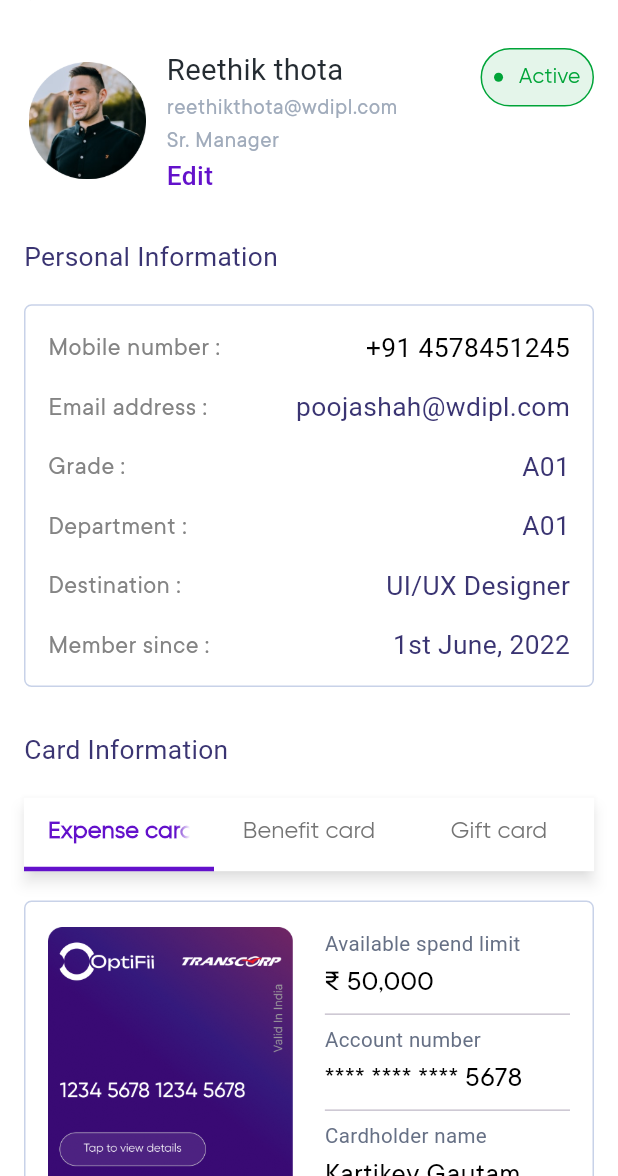
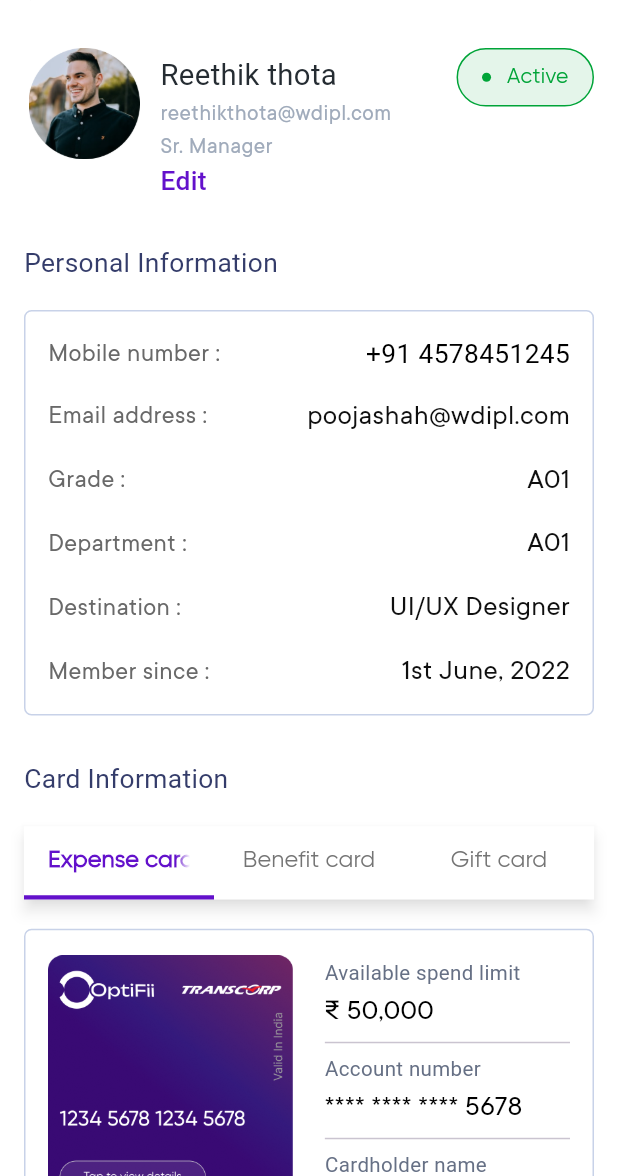
Before and after one commit to kishan06/Optify-Corporate, a Flutter app: the EmployeeDetails screen opened by its route, after a tap on "View details", on a phone screen of 412 x 824 dp, the part 60-1236 px from its top. Run offline on Flutter 3.47's test engine with Material 3 defaults, Android fonts, the phone set to English and light mode, and no system bars; our stand-ins replace accordion, dio, dotted_line, dropdown_button2, file_picker, flutter_screenutil and 13 more; missing offline and left inert: dart:ffi, mat_month_picker_dialog, remove_emoji_input_formatter; accounts and stored records are empty; Roboto replaces fonts that are missing (Gilroy-Medium, Gilroy-SemiBold, TT Commons).

Commit message:
16,17,18,20,21,22,23,24,25 resolve bugs

```diff
--- a/lib/MainScreen/EmployeeTab/EmployeeDetails.dart
+++ b/lib/MainScreen/EmployeeTab/EmployeeDetails.dart
@@ -477,7 +477,7 @@ class _PopupMenuExampleState extends State<PopupMenuExample> {
   }
 }
 
-class EmployeeListDetails extends StatelessWidget {
+class EmployeeListDetails extends StatefulWidget {
   final String tite1;
   final String tite2;
   final String tite3;
@@ -503,8 +503,24 @@ class EmployeeListDetails extends StatelessWidget {
   });
 
   @override
+  State<EmployeeListDetails> createState() => _EmployeeListDetailsState();
+}
+
+class _EmployeeListDetailsState extends State<EmployeeListDetails> {
+
+bool isExpanded = false;
+
+
+
+
+  @override
   Widget build(BuildContext context) {
     return GFAccordion(
+      onToggleCollapsed: (collapsed) {
+        setState(() {
+          isExpanded = !collapsed;
+        });
+      },
       contentChild: Column(
         crossAxisAlignment: CrossAxisAlignment.start,
         children: [
@@ -513,26 +529,26 @@ class EmployeeListDetails extends StatelessWidget {
               Column(
                 crossAxisAlignment: CrossAxisAlignment.start,
                 children: [
-                  text16w400c585858(tite1),
+                  text16w400c585858(widget.tite1),
                   sizedBoxHeight(10),
-                  text16w400c585858(tite2),
+                  text16w400c585858(widget.tite2),
                   sizedBoxHeight(10),
-                  text16w400c585858(tite3),
+                  text16w400c585858(widget.tite3),
                   sizedBoxHeight(10),
-                  text16w400c585858(tite4),
+                  text16w400c585858(widget.tite4),
                 ],
               ),
               const SizedBox(width: 30),
               Column(
                 crossAxisAlignment: CrossAxisAlignment.start,
                 children: [
-                  text16w400cblack(subtitle1),
+                  text16w400cblack(widget.subtitle1),
                   sizedBoxHeight(10),
-                  text16w400cblack(subtitle2),
+                  text16w400cblack(widget.subtitle2),
                   sizedBoxHeight(10),
-                  text16w400cblack(subtitle3),
+                  text16w400cblack(widget.subtitle3),
                   sizedBoxHeight(10),
-                  text16w400cblack(subtitle4),
+                  text16w400cblack(widget.subtitle4),
                 ],
               ),
             ],
@@ -544,10 +560,15 @@ class EmployeeListDetails extends StatelessWidget {
         children: [
           Row(
             children: [
-              const CircleAvatar(
-                minRadius: 10,
-                backgroundColor: Color.fromRGBO(98, 17, 203, 0.178),
-                child: Icon(Icons.arrow_drop_down),
+              SizedBox(
+                height: 21.h,
+                width: 21.w,
+                child: Image.asset(
+                  isExpanded ?
+                  'assets/images/png/arrow_down.png'
+                  : 'assets/images/png/arrow_up.png' ,
+
+                ),
               ),
               sizedBoxWidth(10),
               Image.asset(
@@ -559,12 +580,12 @@ class EmployeeListDetails extends StatelessWidget {
                 crossAxisAlignment: CrossAxisAlignment.start,
                 children: [
                   Text(
-                    header,
+                    widget.header,
                     style: const TextStyle(
                         fontSize: 18, fontWeight: FontWeight.w600),
                   ),
                   Text(
-                    mail,
+                    widget.mail,
                     style: const TextStyle(
                         fontSize: 15, fontWeight: FontWeight.w400),
                   ),
@@ -587,7 +608,7 @@ class EmployeeListDetails extends StatelessWidget {
       contentBackgroundColor: const Color.fromRGBO(99, 17, 203, 0.04),
       titleBorderRadius: BorderRadius.circular(0),
       titlePadding: const EdgeInsets.all(10.0),
-      contentPadding: const EdgeInsets.all(10.0),
+      contentPadding: const EdgeInsets.only(top: 8,left: 40,bottom: 8,right: 8),
       showAccordion: false,
       margin: const EdgeInsets.all(0),
     );
--- a/lib/MainScreen/EmployeeTab/EmployeeView.dart
+++ b/lib/MainScreen/EmployeeTab/EmployeeView.dart
@@ -1,5 +1,6 @@
 import 'package:Optifii_Corporate/MainScreen/EmployeeTab/PullBackFund.dart';
 import 'package:Optifii_Corporate/Utils/CommonWidgets/CommonTabBar.dart';
+import 'package:Optifii_Corporate/Utils/CommonWidgets/CustomButtomWithLeftIcon.dart';
 import 'package:Optifii_Corporate/Utils/CommonWidgets/Custombutton.dart';
 import 'package:Optifii_Corporate/Utils/CommonWidgets/Text.dart';
 import 'package:Optifii_Corporate/Utils/CommonWidgets/sized_box.dart';
@@ -77,16 +78,18 @@ class _EmployeeViewState extends State<EmployeeView> {
                 mainAxisAlignment: MainAxisAlignment.spaceBetween,
                 children: [
                   Row(
+                    crossAxisAlignment: CrossAxisAlignment.start,
                     children: [
                       Image.asset(
                         'assets/images/png/Avatar.png',
-                        width: 80.w,
-                        height: 80.h,
+                        width: 76.w,
+                        height: 76.h,
                       ),
                       sizedBoxWidth(10.w),
                       Column(
                         crossAxisAlignment: CrossAxisAlignment.start,
                         children: [
+                         sizedBoxHeight(4.h),
                           text20w400c252C32('Reethik thota'),
                           text16w400cA0ABBB('reethikthota@wdipl.com'),
                           text16w400cA0ABBB('Sr. Manager'),
@@ -97,7 +100,7 @@ class _EmployeeViewState extends State<EmployeeView> {
                   ),
                   Container(
                     height: 40.h,
-                    padding: const EdgeInsets.all(8),
+                    padding:  EdgeInsets.symmetric(horizontal: 16,vertical: 4),
                     decoration: BoxDecoration(
                       color: const Color.fromARGB(27, 0, 164, 55),
                       border: Border.all(
@@ -131,7 +134,7 @@ class _EmployeeViewState extends State<EmployeeView> {
               sizedBoxHeight(30.h),
               Row(
                 children: [
-                  text18w400c3A3472('Personal Information'),
+                  text18w400c343C6A('Personal Information'),
                 ],
               ),
               sizedBoxHeight(20.h),
@@ -146,7 +149,7 @@ class _EmployeeViewState extends State<EmployeeView> {
                     Row(
                       mainAxisAlignment: MainAxisAlignment.spaceBetween,
                       children: [
-                        text18w400c848484('Mobile number : '),
+                        text18w400c696969('Mobile number : '),
                         sizedBoxWidth(10.w),
                         text18w400cblack('+91 4578451245'),
                       ],
@@ -155,45 +158,45 @@ class _EmployeeViewState extends State<EmployeeView> {
                     Row(
                       mainAxisAlignment: MainAxisAlignment.spaceBetween,
                       children: [
-                        text18w400c848484('Email address : '),
+                        text18w400c696969('Email address : '),
                         sizedBoxWidth(10.w),
-                        text18w400c3A3472('poojashah@wdipl.com'),
+                        text20w400c0F0F0F('poojashah@wdipl.com'),
                       ],
                     ),
                     sizedBoxHeight(15.h),
                     Row(
                       mainAxisAlignment: MainAxisAlignment.spaceBetween,
                       children: [
-                        text18w400c848484('Grade : '),
+                        text18w400c696969('Grade : '),
                         sizedBoxWidth(10.w),
-                        text18w400c3A3472('A01'),
+                        text20w400c0F0F0F('A01'),
                       ],
                     ),
                     sizedBoxHeight(15.h),
                     Row(
                       mainAxisAlignment: MainAxisAlignment.spaceBetween,
                       children: [
-                        text18w400c848484('Department : '),
+                        text18w400c696969('Department : '),
                         sizedBoxWidth(10.w),
-                        text18w400c3A3472('A01'),
+                        text20w400c0F0F0F('A01'),
                       ],
                     ),
                     sizedBoxHeight(15.h),
                     Row(
                       mainAxisAlignment: MainAxisAlignment.spaceBetween,
                       children: [
-                        text18w400c848484('Destination : '),
+                        text18w400c696969('Destination : '),
                         sizedBoxWidth(10.w),
-                        text18w400c3A3472('UI/UX Designer'),
+                        text20w400c0F0F0F('UI/UX Designer'),
                       ],
                     ),
                     sizedBoxHeight(15.h),
                     Row(
                       mainAxisAlignment: MainAxisAlignment.spaceBetween,
                       children: [
-                        text18w400c848484('Member since :  '),
+                        text18w400c696969('Member since :  '),
                         sizedBoxWidth(10.w),
-                        text18w400c3A3472('1st June, 2022'),
+                        text20w400c0F0F0F('1st June, 2022'),
                       ],
                     ),
                   ],
@@ -202,7 +205,7 @@ class _EmployeeViewState extends State<EmployeeView> {
               sizedBoxHeight(30.h),
               Row(
                 children: [
-                  text18w400c3A3472('Card Information'),
+                  text18w400c343C6A('Card Information'),
                 ],
               ),
               sizedBoxHeight(20.h),
@@ -431,12 +434,18 @@ class _ExpenseState extends State<Expense> {
                   ],
                 ),
                 sizedBoxHeight(10.h),
-                CustomButton(
-                  text: 'Pull back funds',
-                  ontap: () {
-                    Get.toNamed(RouteName.pullbackfund2);
-                  },
-                ),
+CustomButtonWithLeftIcon(
+  iconPath: 'assets/images/png/pullback.png',
+   buttonText: 'Pull back funds',
+    onPressed: (){
+      Get.toNamed(RouteName.pullbackfund2);
+    }),
+                // CustomButton(
+                //   text: 'Pull back funds',
+                //   ontap: () {
+                //     Get.toNamed(RouteName.pullbackfund2);
+                //   },
+                // ),
                 sizedBoxHeight(40.h),
                 Row(
                   mainAxisAlignment: MainAxisAlignment.spaceBetween,
@@ -738,7 +747,7 @@ class Reportcontent extends StatelessWidget {
       child: Column(
         crossAxisAlignment: CrossAxisAlignment.start,
         children: [
-          text20w400cblack('Reimbursement Report for June 2024'),
+          text20w500c141414('Reimbursement Report for June 2024'),
           text14w400c667085('Last updated : 31- 02-2024 04.20 pm'),
           Row(
             mainAxisAlignment: MainAxisAlignment.spaceBetween,
--- /dev/null
+++ b/lib/Utils/CommonWidgets/CustomButtomWithLeftIcon.dart
@@ -0,0 +1,52 @@
+import 'package:flutter/material.dart';
+import 'package:flutter_screenutil/flutter_screenutil.dart';
+
+class CustomButtonWithLeftIcon extends StatelessWidget {
+  final String iconPath;
+  final String buttonText;
+  final VoidCallback onPressed; // Add onPressed for functionality
+
+  const CustomButtonWithLeftIcon({
+    Key? key,
+    required this.iconPath,
+    required this.buttonText,
+    required this.onPressed, // Ensure onPressed is passed
+  }) : super(key: key);
+
+  @override
+  Widget build(BuildContext context) {
+    return GestureDetector(
+      onTap: onPressed, // Handle tap action
+      child: Container(
+        width: double.infinity,
+        padding: EdgeInsets.symmetric(horizontal: 16, vertical: 12),
+        decoration: BoxDecoration(
+          borderRadius: BorderRadius.circular(5),
+          color: Color(0xff6311CB),
+          border: Border.all(width: 1, color: Color(0xff6311CB)),
+        ),
+        child: Row(
+          crossAxisAlignment: CrossAxisAlignment.center,
+          mainAxisAlignment: MainAxisAlignment.center,
+          children: [
+            Image.asset(
+              iconPath,
+              height: 16.h,
+              width: 16.w,
+            ),
+            SizedBox(width: 8.w), // Add some space between icon and text
+            Text(
+              buttonText,
+              style: TextStyle(
+                fontSize: 16.sp,
+                fontWeight: FontWeight.w400,
+                fontFamily: 'Gilroy-Medium',
+                color: Colors.white, // Add text color
+              ),
+            ),
+          ],
+        ),
+      ),
+    );
+  }
+}
--- a/lib/Utils/CommonWidgets/Text.dart
+++ b/lib/Utils/CommonWidgets/Text.dart
@@ -1085,3 +1085,53 @@ Widget text16w400c6311CBunderlinee(String text) {
     ),
   );
 }
+
+Widget text18w400c343C6A(String text) {
+  return Text(
+    text,
+    style: TextStyle(
+      fontSize: 18.sp,
+      color: const Color(0xff343C6A),
+      fontWeight: FontWeight.w400,
+      fontFamily: 'Gilroy-SemiBold',
+    ),
+  );
+}
+
+Widget text18w400c696969(String text) {
+  return Text(
+    text,
+    style: TextStyle(
+      fontSize: 18.sp,
+      color: const Color(0xff696969),
+      fontWeight: FontWeight.w400,
+      fontFamily: 'TTCommons-Regular',
+    ),
+  );
+}
+
+
+Widget text20w400c0F0F0F(String text) {
+  return Text(
+    text,
+    style: TextStyle(
+      fontSize: 20.sp,
+      color: const Color(0xff0F0F0F),
+      fontWeight: FontWeight.w400,
+      fontFamily: 'TTCommons-Regular',
+    ),
+  );
+}
+
+
+Widget text20w500c141414(String text) {
+  return Text(
+    text,
+    style: TextStyle(
+      fontSize: 20.sp,
+      color: const Color(0xff141414),
+      fontWeight: FontWeight.w500,
+      fontFamily: 'TT Commons',
+    ),
+  );
+}
--- a/pubspec.yaml
+++ b/pubspec.yaml
@@ -62,7 +62,7 @@ dependencies:
   flutter_launcher_icons: "^0.13.1"
 
   accordion: ^2.6.0
-  syncfusion_flutter_charts: any
+  syncfusion_flutter_charts: ^25.2.4
 
 
 dev_dependencies:
```
Also changed, not shown: lib/MainScreen/EmployeeTab/AddEmployee.dart (+42 -14 lines), lib/MainScreen/EmployeeTab/PullBackFund.dart (+58 -11 lines), lib/Utils/CommonWidgets/CommonModal.dart (+26 -26 lines), assets/images/png/pullback.png (added), pubspec.lock, 9 other files.
